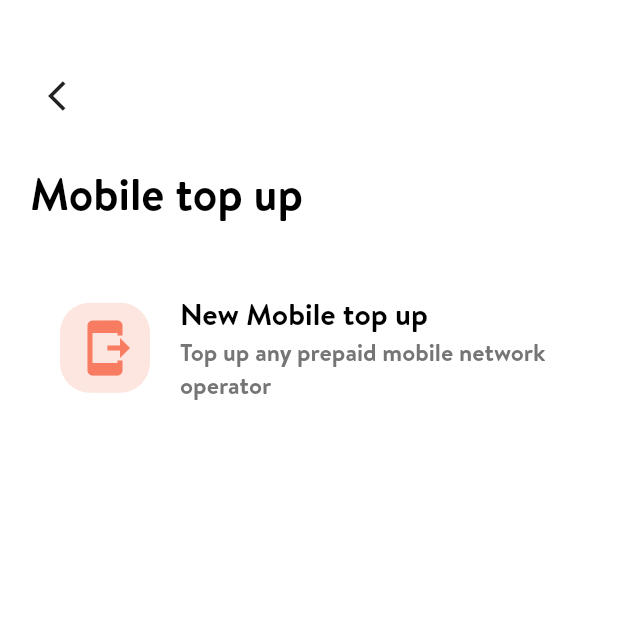
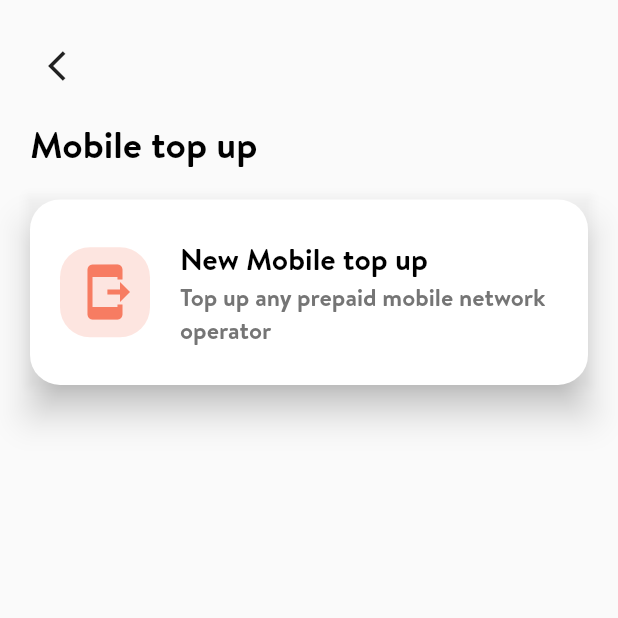
Before and after one commit to Suhaibusman/Sadapay-Clone, a Flutter app: the MobileTopUp screen opened directly, on a phone screen of 412 x 824 dp, the top half of it. Run offline on Flutter 3.47's test engine with Material 2 defaults, Android fonts, the phone set to English and light mode, and no system bars.

Commit message:
sadapay clone

```diff
--- a/lib/constants/colors.dart
+++ b/lib/constants/colors.dart
@@ -5,11 +5,5 @@ class MyColors {
   static const Color greenColor = Color(0xff00D6B2);
 
   static const Color blueColor = Color(0xff1DA9F8);
-  static const Color loghtYellowColor = Color(0xffFFC83A);
-  static const Color greyColor = Color.fromARGB(255, 213, 219, 232);
-  static const Color greyLighColor = Color(0xffF8F9FB);
-  static const Color textGreyColors = Color(0xff8891A5);
-  static const Color headingGreyColors = Color(0xff1E222B);
-  static const Color onBoardText1 = Color(0xffFAFBFD);
-  static const Color onBoardText2 = Color(0xffB2BBCE);
+
 }
--- a/lib/screens/payment/mobiletopup/mobiletopup.dart
+++ b/lib/screens/payment/mobiletopup/mobiletopup.dart
@@ -22,20 +22,20 @@ class _MobileTopUpState extends State<MobileTopUp> {
   Widget build(BuildContext context) {
     _getBalancePart();
     return Scaffold(
-      backgroundColor: Colors.white,
+      // backgroundColor: Colors.white,
       body: SafeArea(
         child: Padding(
           padding: const EdgeInsets.all(20),
           child: Column(
             crossAxisAlignment: CrossAxisAlignment.start,
             children: [
-              const SizedBox(height: 20,),
+              // const SizedBox(height: 20,),
               IconButton(onPressed:()=> Navigator.pop(context), icon: const Icon(Icons.arrow_back_ios)),
-                   const SizedBox(height: 20,),
+                   const SizedBox(height: 10,),
   const Text("Mobile top up" , style: TextStyle(
                       fontFamily: "Brandon" ,
-                      fontSize: 30,
-                      // fontWeight: FontWeight.w500,
+                      fontSize: 25,
+                       fontWeight: FontWeight.w400,
                       color: Colors.black
                     ),),
                         const SizedBox(height: 20,),
@@ -45,11 +45,15 @@ class _MobileTopUpState extends State<MobileTopUp> {
                         Navigator.push(context, MaterialPageRoute(builder: (context) => const BalanceScreen(),));
                       });
                     },
+                    child: Material(
+                      elevation: 10,
+                      color: Colors.transparent,
                       child: Container(
 
                         height: MediaQuery.of(context).size.height*0.15,
                         width: MediaQuery.of(context).size.width,
                         decoration: BoxDecoration(
+
                           color: Colors.white,
                           borderRadius: BorderRadius.circular(20)
                         ),
@@ -94,6 +98,7 @@ class _MobileTopUpState extends State<MobileTopUp> {
                                   ),
                       ),
                     ),
+                  ),
                   const SizedBox(height: 20,),
                balance.isNotEmpty?   Text("Top up again", style: TextStyle(
                     fontFamily: "Brandon" ,
```
Also changed, not shown: lib/screens/payment/mobiletopup/widget/enteramount.dart (line endings or trailing spaces). Lines whose indentation alone changed are shown as unchanged.
